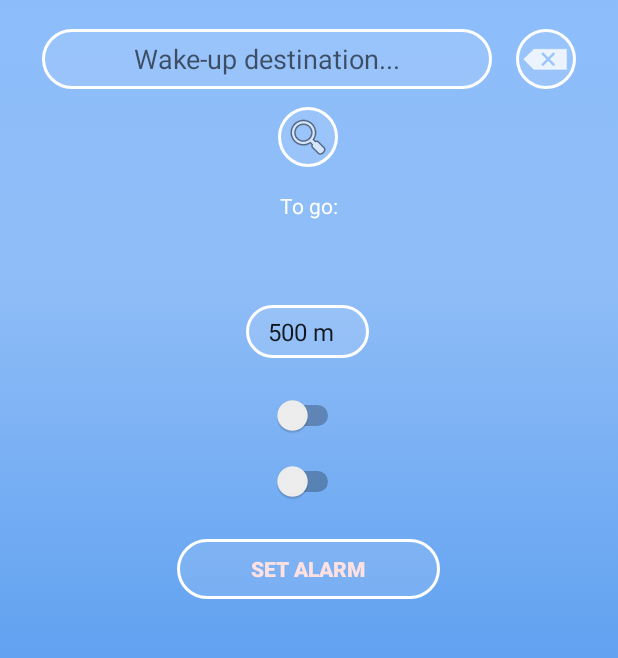
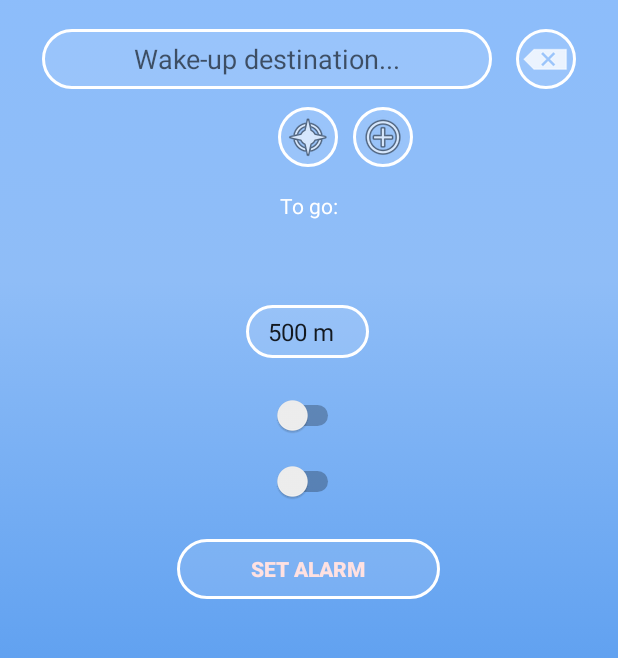
Before and after one commit to Segouta/Sleepy, an Android app: the layout activity_main.xml on its own in the app's theme, with its tools: preview values and no code run, on a phone screen of 412 x 824 dp, the part 337-995 px from its top. Run offline under Robolectric (Android 15) with nearby library versions, the phone set to English and light mode, and no system bars; network calls fail.

Commit message:
Nineth commit

```diff
--- a/app/src/main/java/com/example/christian/sleepy/MainActivity.java
+++ b/app/src/main/java/com/example/christian/sleepy/MainActivity.java
@@ -22,6 +22,7 @@ import android.view.View;
 import android.view.inputmethod.InputMethodManager;
 import android.widget.AdapterView;
 import android.widget.ArrayAdapter;
+import android.widget.Button;
 import android.widget.MultiAutoCompleteTextView;
 import android.widget.Spinner;
 import android.widget.Switch;
@@ -56,6 +57,8 @@ public class MainActivity extends AppCompatActivity {
     String distance;
     Boolean shareState;
 
+    Button addButton;
+
     Switch vibeSwitch, soundSwitch;
 
     Spinner spinner;
@@ -87,8 +90,11 @@ public class MainActivity extends AppCompatActivity {
         userNameText = findViewById(R.id.userNameView);
         togoText = findViewById(R.id.togoText);
 
+        addButton = findViewById(R.id.addButton);
+
         lijst.setVisibility(View.INVISIBLE);
         togoText.setVisibility(View.INVISIBLE);
+        addButton.setVisibility(View.INVISIBLE);
 
         stationSuggestions = fb.getSuggestions().get(0);
 
@@ -175,6 +181,8 @@ public class MainActivity extends AppCompatActivity {
 
                 lijst.setVisibility(View.VISIBLE);
                 togoText.setVisibility(View.VISIBLE);
+
+                System.out.println("tofind: " + toFind);
 
                 searchText.setText(toFind);
                 getStationInfo(codes.get(suggestions.indexOf(toFind)));
@@ -358,10 +366,12 @@ public class MainActivity extends AppCompatActivity {
         if (shareState) {
             searchText.setHint("Wake-up destionation...");
             suggestions = stationSuggestions;
+            addButton.setVisibility(View.VISIBLE);
         }
         else {
             searchText.setHint("Search sleepy user...");
             suggestions = userSuggestions;
+            addButton.setVisibility(View.INVISIBLE);
         }
     }
 }
--- a/app/src/main/res/layout/activity_main.xml
+++ b/app/src/main/res/layout/activity_main.xml
@@ -131,12 +131,29 @@
         android:layout_marginTop="296dp"
         android:onClick="shareClicked"
         android:background="@drawable/rounded_edittext"
-        android:drawableLeft="@android:drawable/ic_menu_search"
+        android:drawableLeft="@android:drawable/ic_menu_compass"
         android:paddingLeft="4dp"
         app:layout_constraintEnd_toEndOf="parent"
         app:layout_constraintHorizontal_bias="0.498"
         app:layout_constraintStart_toStartOf="parent"
         app:layout_constraintTop_toTopOf="parent" />
+
+    <Button
+        android:id="@+id/addButton"
+        android:layout_width="40dp"
+        android:layout_height="40dp"
+        android:layout_marginEnd="8dp"
+        android:layout_marginStart="8dp"
+        android:layout_marginTop="296dp"
+        android:background="@drawable/rounded_edittext"
+        android:drawableLeft="@android:drawable/ic_menu_add"
+        android:onClick="shareClicked"
+        android:paddingLeft="4dp"
+        app:layout_constraintEnd_toEndOf="parent"
+        app:layout_constraintHorizontal_bias="0.639"
+        app:layout_constraintStart_toStartOf="parent"
+        app:layout_constraintTop_toTopOf="parent" />
+
 
     <Spinner
         android:id="@+id/spinner"
```
